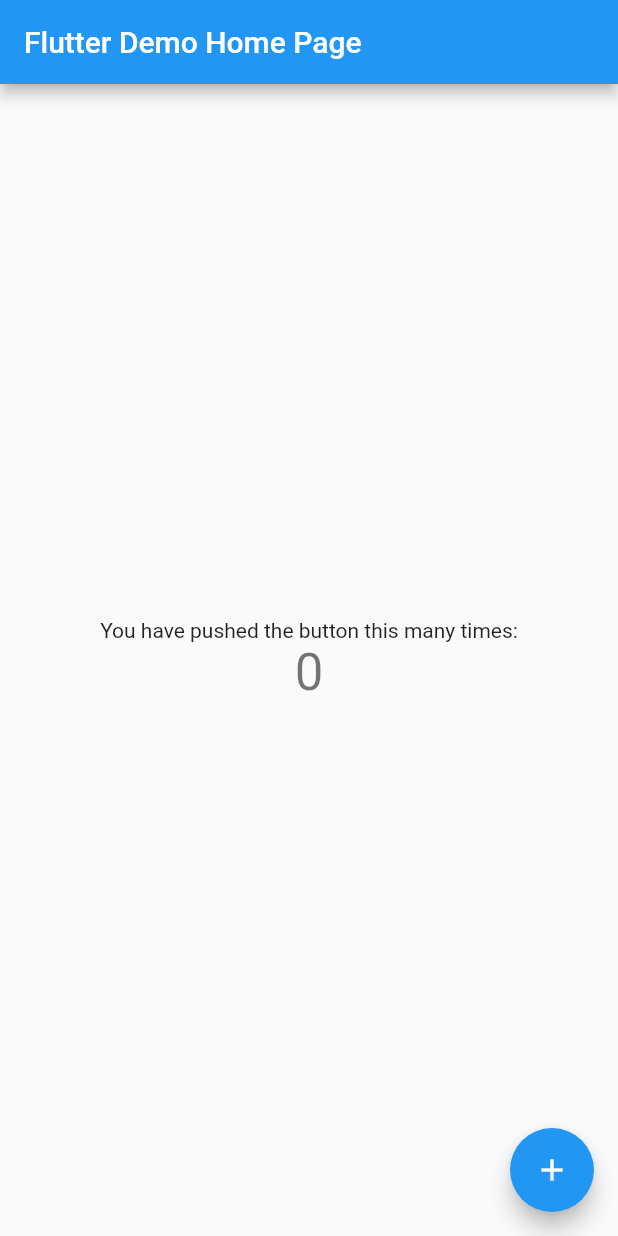
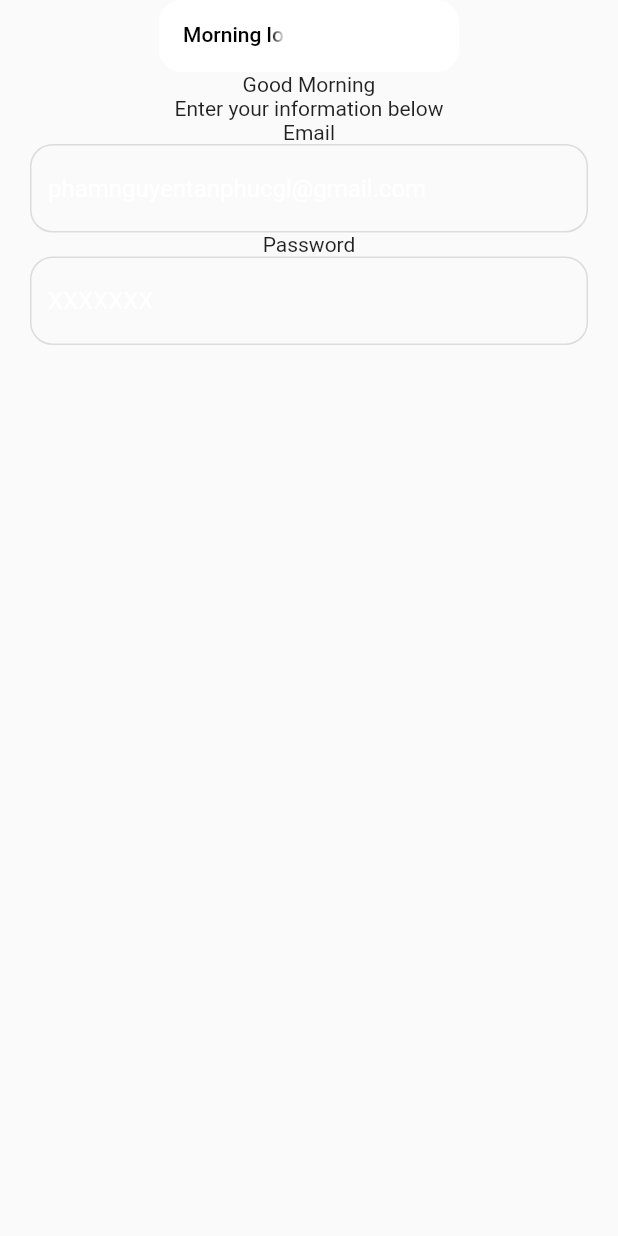
Before and after one commit to tanphuccgl/Day-And-Night-Mood-Animation, a Flutter app: the screen it shows after launch, on a phone screen of 412 x 824 dp. Run offline on Flutter 3.47's test engine with Material 2 defaults, Android fonts, the light colour scheme and no system bars.

Commit message:
build home page

```diff
--- /dev/null
+++ b/lib/home_page.dart
@@ -0,0 +1,79 @@
+import 'package:flutter/material.dart';
+
+class HomePage extends StatelessWidget {
+  const HomePage({Key? key}) : super(key: key);
+
+  @override
+  Widget build(BuildContext context) {
+    return Scaffold(
+        body: Stack(children: [
+      SafeArea(
+          child: Padding(
+        padding: const EdgeInsets.symmetric(horizontal: 20),
+        child: Column(
+          children: [
+            Container(
+              width: 200,
+              decoration: BoxDecoration(
+                color: Colors.white,
+                borderRadius: BorderRadius.circular(15),
+              ),
+              child: DefaultTabController(
+                  length: 2,
+                  child: TabBar(
+                      labelColor: Colors.black,
+                      indicatorColor: Colors.white,
+                      unselectedLabelColor: Colors.white,
+                      indicator: BoxDecoration(
+                          color: Colors.white,
+                          borderRadius: BorderRadius.circular(15)),
+                      tabs: const [
+                        Tab(
+                          text: 'Morning login',
+                        ),
+                        Tab(
+                          text: 'Night Login',
+                        )
+                      ])),
+            ),
+            const Text(
+              'Good Morning',
+            ),
+            const Text(
+              'Enter your information below',
+            ),
+            Column(
+              children: [
+                const Text('Email'),
+                TextField(
+                  controller: TextEditingController(
+                      text: 'phamnguyentanphucgl@gmail.com'),
+                  style: const TextStyle(color: Colors.white),
+                  decoration: InputDecoration(
+                      enabledBorder: OutlineInputBorder(
+                          borderRadius: BorderRadius.circular(15),
+                          borderSide: const BorderSide(
+                              color: Colors.black12, width: 1))),
+                ),
+              ],
+            ),
+            Column(
+              children: [
+                const Text('Password'),
+                TextField(
+                  controller: TextEditingController(text: 'XXXXXXX'),
+                  style: const TextStyle(color: Colors.white),
+                  decoration: InputDecoration(
+                      enabledBorder: OutlineInputBorder(
+                          borderRadius: BorderRadius.circular(15),
+                          borderSide: const BorderSide(
+                              color: Colors.black12, width: 1))),
+                ),
+              ],
+            ),
+          ],
+        ),
+      ))
+    ]));
+  }
+}
--- a/lib/main.dart
+++ b/lib/main.dart
@@ -1,3 +1,4 @@
+import 'package:day_and_night_mood_animation/home_page.dart';
 import 'package:flutter/material.dart';
 
 void main() {
@@ -7,109 +8,15 @@
 class MyApp extends StatelessWidget {
   const MyApp({super.key});
 
-  // This widget is the root of your application.
   @override
   Widget build(BuildContext context) {
     return MaterialApp(
-      title: 'Flutter Demo',
+      debugShowCheckedModeBanner: false,
+      title: 'Day And Night Mood Animation',
       theme: ThemeData(
-        // This is the theme of your application.
-        //
-        // Try running your application with "flutter run". You'll see the
-        // application has a blue toolbar. Then, without quitting the app, try
-        // changing the primarySwatch below to Colors.green and then invoke
-        // "hot reload" (press "r" in the console where you ran "flutter run",
-        // or simply save your changes to "hot reload" in a Flutter IDE).
-        // Notice that the counter didn't reset back to zero; the application
-        // is not restarted.
         primarySwatch: Colors.blue,
       ),
-      home: const MyHomePage(title: 'Flutter Demo Home Page'),
+      home: const HomePage(),
     );
   }
 }
-
-class MyHomePage extends StatefulWidget {
-  const MyHomePage({super.key, required this.title});
-
-  // This widget is the home page of your application. It is stateful, meaning
-  // that it has a State object (defined below) that contains fields that affect
-  // how it looks.
-
-  // This class is the configuration for the state. It holds the values (in this
-  // case the title) provided by the parent (in this case the App widget) and
-  // used by the build method of the State. Fields in a Widget subclass are
-  // always marked "final".
-
-  final String title;
-
-  @override
-  State<MyHomePage> createState() => _MyHomePageState();
-}
-
-class _MyHomePageState extends State<MyHomePage> {
-  int _counter = 0;
-
-  void _incrementCounter() {
-    setState(() {
-      // This call to setState tells the Flutter framework that something has
-      // changed in this State, which causes it to rerun the build method below
-      // so that the display can reflect the updated values. If we changed
-      // _counter without calling setState(), then the build method would not be
-      // called again, and so nothing would appear to happen.
-      _counter++;
-    });
-  }
-
-  @override
-  Widget build(BuildContext context) {
-    // This method is rerun every time setState is called, for instance as done
-    // by the _incrementCounter method above.
-    //
-    // The Flutter framework has been optimized to make rerunning build methods
-    // fast, so that you can just rebuild anything that needs updating rather
-    // than having to individually change instances of widgets.
-    return Scaffold(
-      appBar: AppBar(
-        // Here we take the value from the MyHomePage object that was created by
-        // the App.build method, and use it to set our appbar title.
-        title: Text(widget.title),
-      ),
-      body: Center(
-        // Center is a layout widget. It takes a single child and positions it
-        // in the middle of the parent.
-        child: Column(
-          // Column is also a layout widget. It takes a list of children and
-          // arranges them vertically. By default, it sizes itself to fit its
-          // children horizontally, and tries to be as tall as its parent.
-          //
-          // Invoke "debug painting" (press "p" in the console, choose the
-          // "Toggle Debug Paint" action from the Flutter Inspector in Android
-          // Studio, or the "Toggle Debug Paint" command in Visual Studio Code)
-          // to see the wireframe for each widget.
-          //
-          // Column has various properties to control how it sizes itself and
-          // how it positions its children. Here we use mainAxisAlignment to
-          // center the children vertically; the main axis here is the vertical
-          // axis because Columns are vertical (the cross axis would be
-          // horizontal).
-          mainAxisAlignment: MainAxisAlignment.center,
-          children: <Widget>[
-            const Text(
-              'You have pushed the button this many times:',
-            ),
-            Text(
-              '$_counter',
-              style: Theme.of(context).textTheme.headline4,
-            ),
-          ],
-        ),
-      ),
-      floatingActionButton: FloatingActionButton(
-        onPressed: _incrementCounter,
-        tooltip: 'Increment',
-        child: const Icon(Icons.add),
-      ), // This trailing comma makes auto-formatting nicer for build methods.
-    );
-  }
-}
```
